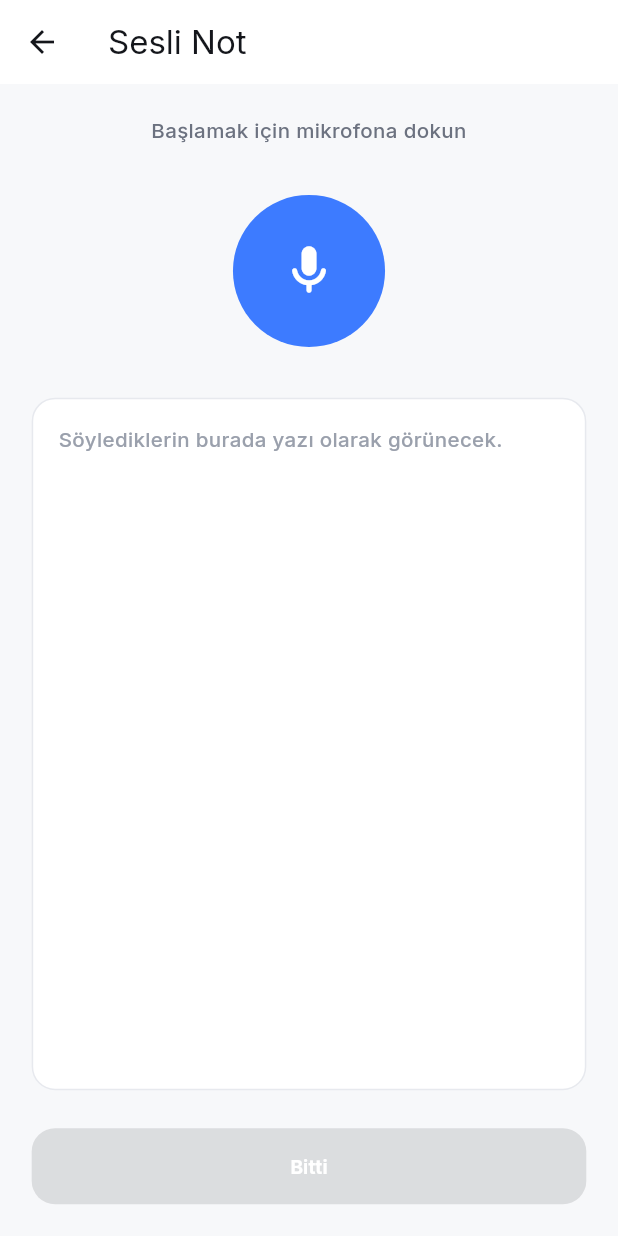
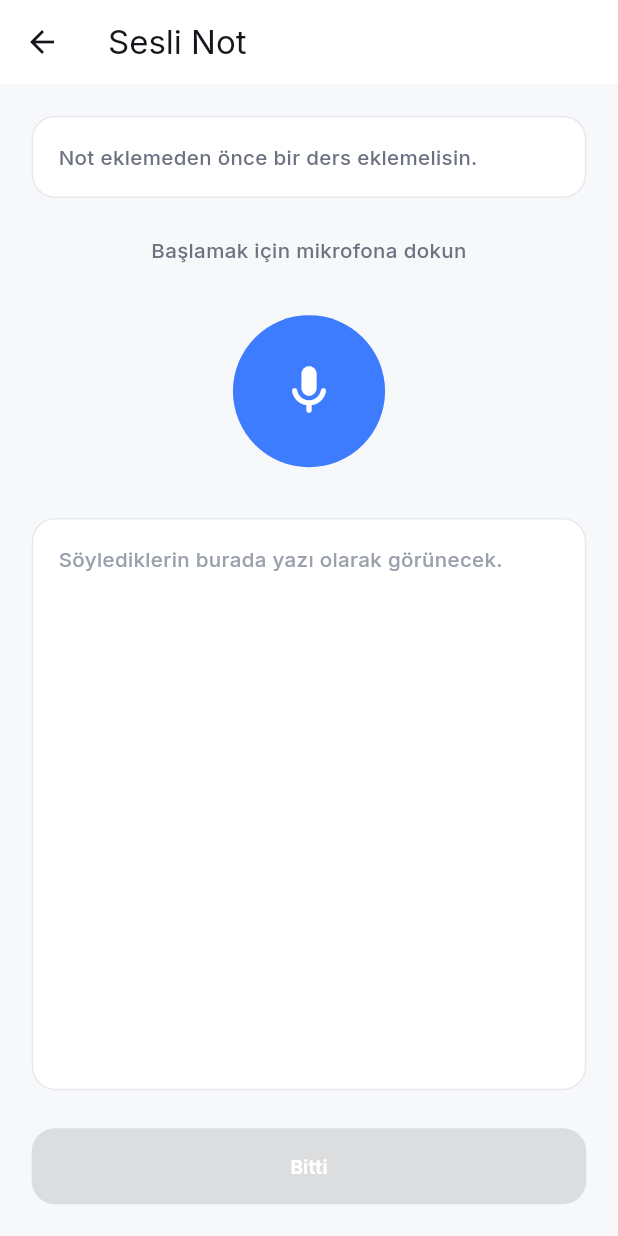
Before and after one commit to EmreBHCC/dersai-proje, a Flutter app: the screen it shows once a user with an empty profile is signed in, after a tap on "Sesli Not", on a phone screen of 412 x 824 dp. Run offline on Flutter 3.47's test engine with Material 3 defaults, Android fonts, the phone set to English and light mode, and no system bars; our stand-ins replace flutter_riverpod, flutter_screenutil, google_fonts, image_picker, speech_to_text, supabase_flutter; missing offline and left inert: tflite_flutter; accounts and stored records are empty; statements that could not run were skipped.

Commit message:
feat(notes): link voice notes to courses and show them on course detail

```diff
--- a/lib/features/notes/presentation/screens/voice_note_screen.dart
+++ b/lib/features/notes/presentation/screens/voice_note_screen.dart
@@ -9,12 +9,14 @@ import '../../../../app/theme/app_theme_extension.dart';
 
 import 'package:flutter_riverpod/flutter_riverpod.dart';
 
-
+import '../../../courses/presentation/providers/add_course_providers.dart';
 import '../../domain/models/note_model.dart';
 import '../providers/note_providers.dart';
 
 class VoiceNoteScreen extends ConsumerStatefulWidget {
-  const VoiceNoteScreen({super.key});
+  const VoiceNoteScreen({super.key, this.courseId});
+
+  final String? courseId;
 
   @override
   ConsumerState<VoiceNoteScreen> createState() => _VoiceNoteScreenState();
@@ -25,10 +27,13 @@ class _VoiceNoteScreenState extends ConsumerState<VoiceNoteScreen> {
   bool _speechEnabled = false;
   bool _isListening = false;
   String _recognizedText = '';
+  String? _selectedCourseId;
+  bool _isSaving = false;
 
   @override
   void initState() {
     super.initState();
+    _selectedCourseId = widget.courseId;
     _initSpeech();
   }
 
@@ -78,6 +83,7 @@ class _VoiceNoteScreenState extends ConsumerState<VoiceNoteScreen> {
   Widget build(BuildContext context) {
     final theme = Theme.of(context);
     final appColors = context.appColors;
+    final coursesAsync = ref.watch(myCoursesProvider);
 
     return Scaffold(
       appBar: AppBar(title: const Text('Sesli Not')),
@@ -87,6 +93,66 @@ class _VoiceNoteScreenState extends ConsumerState<VoiceNoteScreen> {
           child: Column(
             crossAxisAlignment: CrossAxisAlignment.stretch,
             children: [
+              if (widget.courseId == null)
+                Padding(
+                  padding: EdgeInsets.only(bottom: AppSpacing.lg),
+                  child: coursesAsync.when(
+                                        data: (courses) {
+                      final validCourses =
+                          courses.where((c) => c.id != null).toList();
+
+                      if (validCourses.isEmpty) {
+                        return Container(
+                          padding: EdgeInsets.all(AppSpacing.md),
+                          decoration: BoxDecoration(
+                            color: theme.colorScheme.surface,
+                            borderRadius: BorderRadius.circular(AppRadius.md),
+                            border: Border.all(color: appColors.border),
+                          ),
+                          child: Text(
+                            'Not eklemeden önce bir ders eklemelisin.',
+                            style: AppTextStyles.body(appColors.textSecondary),
+                          ),
+                        );
+                      }
+
+                      return Container(
+                        padding: EdgeInsets.symmetric(
+                          horizontal: AppSpacing.md,
+                        ),
+                        decoration: BoxDecoration(
+                          color: theme.colorScheme.surface,
+                          borderRadius: BorderRadius.circular(AppRadius.md),
+                          border: Border.all(color: appColors.border),
+                        ),
+                        child: DropdownButtonHideUnderline(
+                          child: DropdownButton<String>(
+                            isExpanded: true,
+                            hint: Text(
+                              'Hangi derse ait?',
+                              style: AppTextStyles.body(
+                                appColors.textSecondary,
+                              ),
+                            ),
+                            style: AppTextStyles.body(theme.colorScheme.onSurface),
+                            value: _selectedCourseId,
+                            items: validCourses.map((c) {
+                              return DropdownMenuItem<String>(
+                                value: c.id,
+                                child: Text(c.dersAdi),
+                              );
+                            }).toList(),
+                            onChanged: (value) {
+                              setState(() => _selectedCourseId = value);
+                            },
+                          ),
+                        ),
+                      );
+                    },
+                    loading: () => const LinearProgressIndicator(),
+                    error: (error, _) => Text('Dersler yüklenemedi: $error'),
+                  ),
+                ),
               Text(
                 _isListening
                     ? 'Dinleniyor, konuşabilirsin...'
@@ -140,12 +206,16 @@ class _VoiceNoteScreenState extends ConsumerState<VoiceNoteScreen> {
                 ),
               ),
               SizedBox(height: AppSpacing.lg),
-              SizedBox(
+                            SizedBox(
                 height: 52.h,
                 child: ElevatedButton(
-                  onPressed: _recognizedText.isEmpty
+                  onPressed:
+                      (_recognizedText.isEmpty ||
+                          _selectedCourseId == null ||
+                          _isSaving)
                       ? null
                       : () async {
+                          setState(() => _isSaving = true);
                           try {
                             await ref
                                 .read(noteRepositoryProvider)
@@ -153,8 +223,14 @@ class _VoiceNoteScreenState extends ConsumerState<VoiceNoteScreen> {
                                   NoteModel(
                                     content: _recognizedText,
                                     type: 'voice_note',
+                                    subjectId: _selectedCourseId,
                                   ),
                                 );
+                            if (_selectedCourseId != null) {
+                              ref.invalidate(
+                                courseNotesProvider(_selectedCourseId!),
+                              );
+                            }
                             if (!context.mounted) return;
                             ScaffoldMessenger.of(context).showSnackBar(
                               const SnackBar(content: Text('Not kaydedildi.')),
@@ -165,6 +241,10 @@ class _VoiceNoteScreenState extends ConsumerState<VoiceNoteScreen> {
                             ScaffoldMessenger.of(context).showSnackBar(
                               SnackBar(content: Text('Kaydedilemedi: $e')),
                             );
+                          } finally {
+                            if (context.mounted) {
+                              setState(() => _isSaving = false);
+                            }
                           }
                         },
                   style: ElevatedButton.styleFrom(
@@ -175,10 +255,19 @@ class _VoiceNoteScreenState extends ConsumerState<VoiceNoteScreen> {
                     ),
                     elevation: 0,
                   ),
-                  child: Text(
-                    'Bitti',
-                    style: AppTextStyles.buttonLabel(Colors.white),
-                  ),
+                  child: _isSaving
+                      ? SizedBox(
+                          width: 20.w,
+                          height: 20.w,
+                          child: const CircularProgressIndicator(
+                            color: Colors.white,
+                            strokeWidth: 2,
+                          ),
+                        )
+                      : Text(
+                          'Bitti',
+                          style: AppTextStyles.buttonLabel(Colors.white),
+                        ),
                 ),
               ),
             ],
```
Also changed, not shown: lib/features/courses/presentation/screens/course_detail_screen.dart (+21 -3 lines), lib/features/notes/data/note_repository.dart (+9 -0 lines), lib/features/notes/presentation/providers/note_providers.dart (+21 -0 lines).
